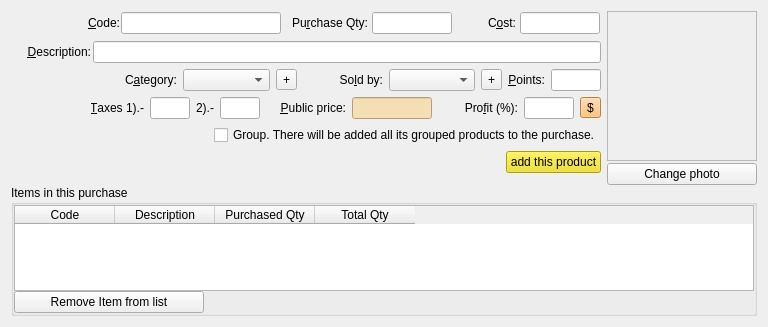
hiramvillarreal/iotpos, file iotstock/src/ui/purchaseeditor.ui: the form before one commit.
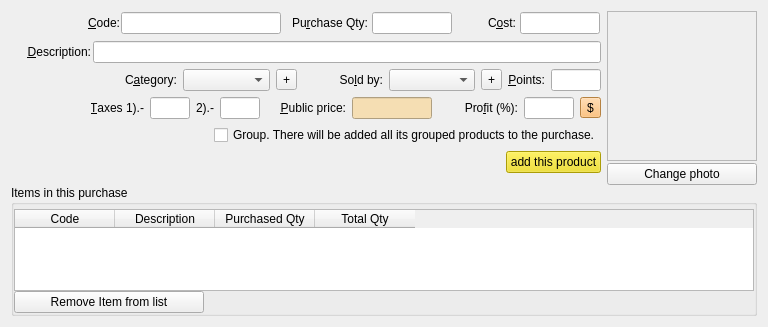
The form after the commit.

```diff
--- a/iotstock/src/ui/purchaseeditor.ui
+++ b/iotstock/src/ui/purchaseeditor.ui
@@ -1951,7 +1951,7 @@
        <number>0</number>
       </property>
       <property name="topMargin">
-       <number>0</number>
+       <number>4</number>
       </property>
       <property name="rightMargin">
        <number>0</number>
```
Left out of the diff: 3 changed lines with no effect on the pictures.
